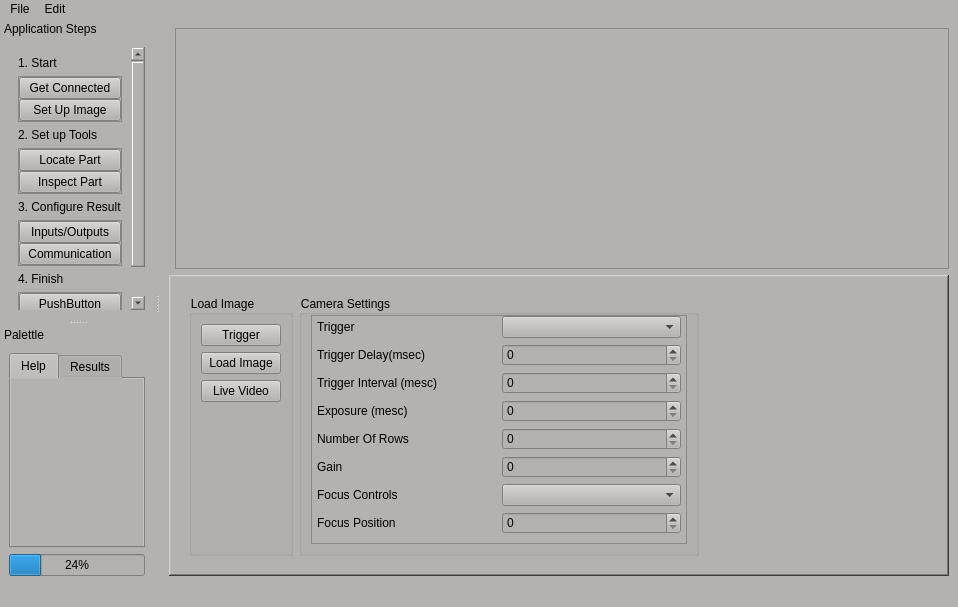
Above: deepvision-ui/gui/ui_mainwindow.ui from itsarpitgupta/dream-projects before the change. Below: the same form after it.
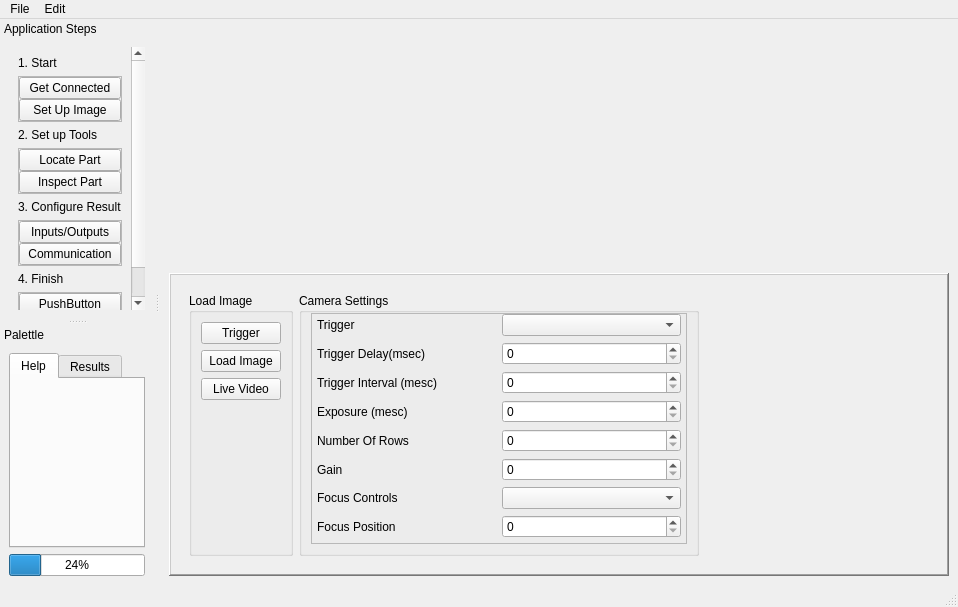
That is the form after the change. The open tabs and pages were chosen to show the change. Custom widgets are drawn as their Qt base class.

```diff
--- a/deepvision-ui/gui/ui_mainwindow.ui
+++ b/deepvision-ui/gui/ui_mainwindow.ui
@@ -20,45 +20,12 @@
    <bool>false</bool>
   </property>
   <property name="styleSheet">
-   <string notr="true">background:rgb(180, 178, 174)</string>
+   <string notr="true"/>
   </property>
   <widget class="QWidget" name="centralwidget">
    <layout class="QGridLayout" name="gridLayout_11">
     <item row="0" column="0">
-     <layout class="QHBoxLayout" name="horizontalLayout_2">
-      <item>
-       <widget class="MplWidget" name="MplWidget" native="true">
-        <property name="minimumSize">
-         <size>
-          <width>0</width>
-          <height>0</height>
-         </size>
-        </property>
-       </widget>
-      </item>
-      <item>
-       <widget class="QGraphicsView" name="graphicsView">
-        <property name="minimumSize">
-         <size>
-          <width>0</width>
-          <height>0</height>
-         </size>
-        </property>
-        <property name="sizeIncrement">
-         <size>
-          <width>0</width>
-          <height>0</height>
-         </size>
-        </property>
-        <property name="baseSize">
-         <size>
-          <width>0</width>
-          <height>0</height>
-         </size>
-        </property>
-       </widget>
-      </item>
-     </layout>
+     <widget class="MplWidget" name="MplWidget" native="true"/>
     </item>
     <item row="1" column="0">
      <widget class="QSplitter" name="splitter">
@@ -721,7 +688,7 @@
          <rect>
           <x>0</x>
           <y>0</y>
-          <width>116</width>
+          <width>111</width>
           <height>304</height>
          </rect>
         </property>
```
Left out of the diff: 2 changed lines with no effect on the pictures.
